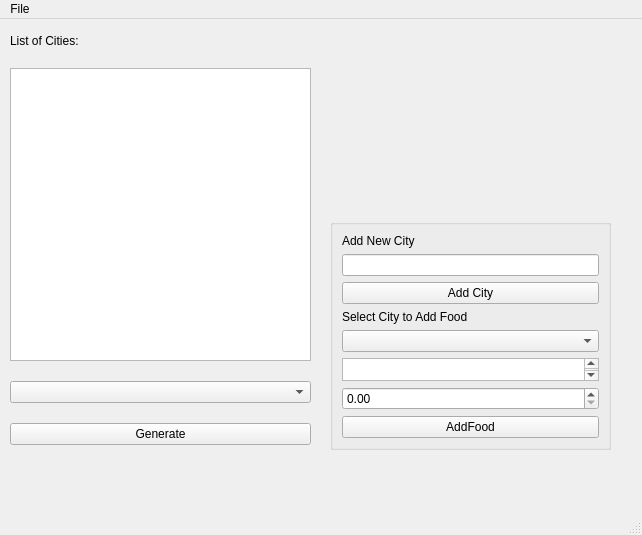
This is EuroTrip/mainwindow.ui in dal07065/European-Vacation as Qt 5 draws it before an edit. The edited form follows.
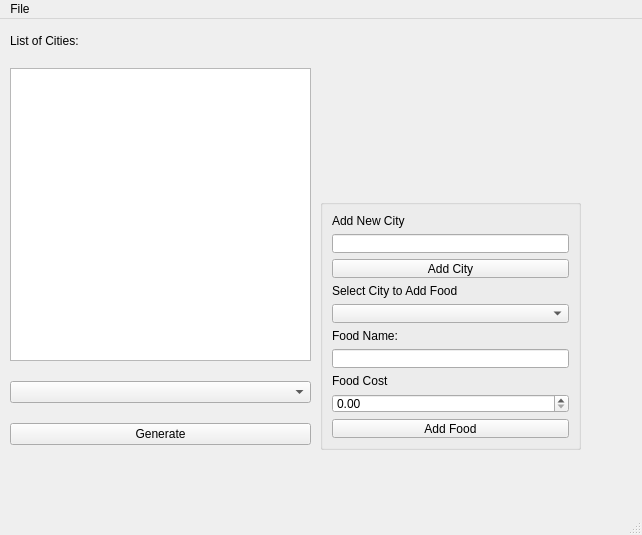
This is the edited form.

Commit message: Added the backed stuff for the add food Admin functions

Patch:
```diff
--- a/EuroTrip/mainwindow.ui
+++ b/EuroTrip/mainwindow.ui
@@ -58,10 +58,10 @@
    <widget class="QGroupBox" name="adminFuncs">
     <property name="geometry">
      <rect>
-      <x>330</x>
-      <y>200</y>
-      <width>281</width>
-      <height>231</height>
+      <x>320</x>
+      <y>180</y>
+      <width>261</width>
+      <height>251</height>
      </rect>
     </property>
     <layout class="QVBoxLayout" name="verticalLayout_2">
@@ -93,15 +93,29 @@
       <widget class="QComboBox" name="comboBox_SelectCityAddFood"/>
      </item>
      <item>
-      <widget class="QTextEdit" name="textEdit"/>
+      <widget class="QLabel" name="label_3">
+       <property name="text">
+        <string>Food Name:</string>
+       </property>
+      </widget>
      </item>
      <item>
-      <widget class="QDoubleSpinBox" name="doubleSpinBox"/>
+      <widget class="QLineEdit" name="lineEdit_FoodName"/>
+     </item>
+     <item>
+      <widget class="QLabel" name="label_4">
+       <property name="text">
+        <string>Food Cost</string>
+       </property>
+      </widget>
+     </item>
+     <item>
+      <widget class="QDoubleSpinBox" name="doubleSpinBox_FoodCost"/>
      </item>
      <item>
       <widget class="QPushButton" name="pushButton">
        <property name="text">
-        <string>AddFood</string>
+        <string>Add Food</string>
        </property>
       </widget>
      </item>
```
The commit also changes 3 other files.
